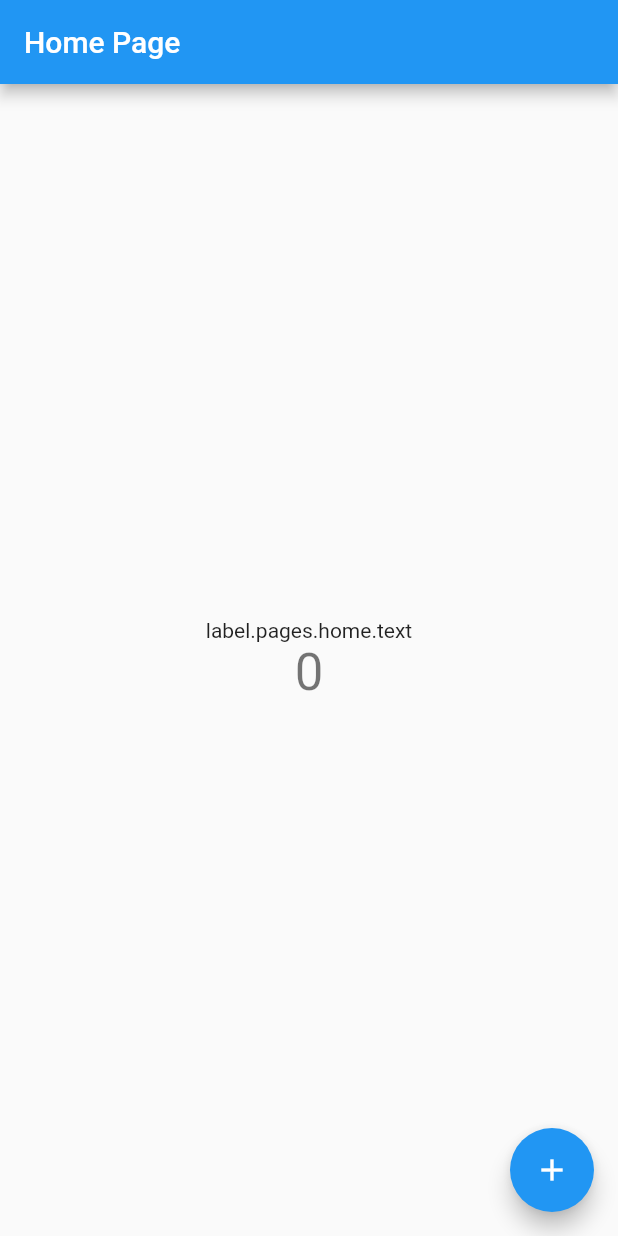
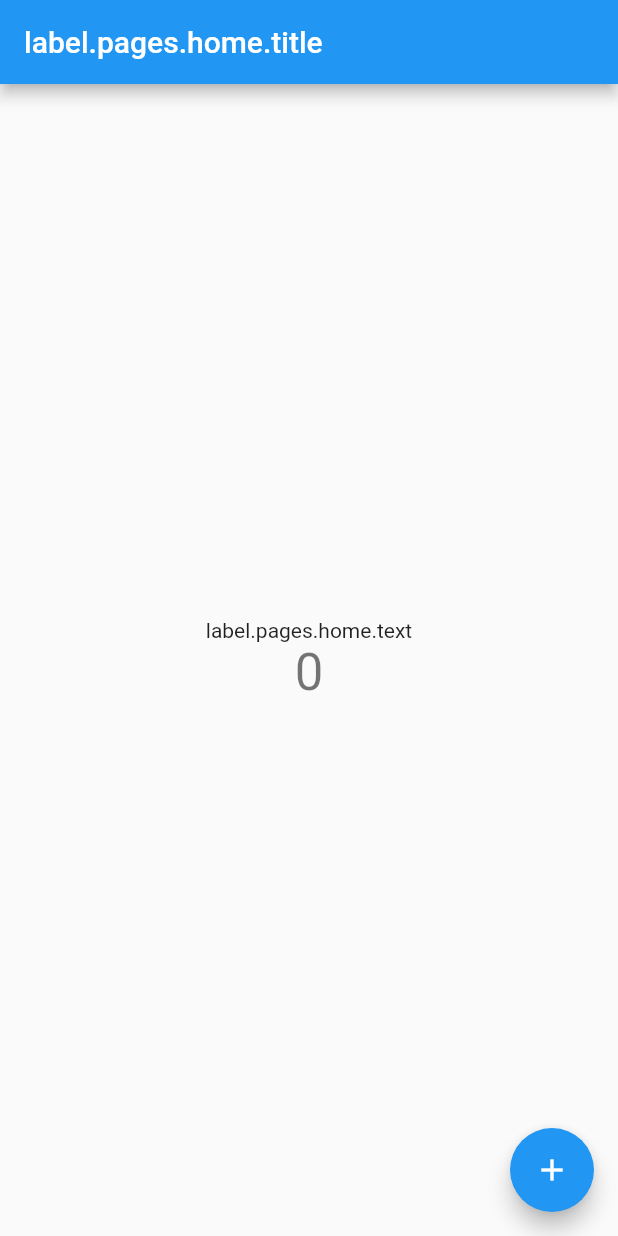
Before and after one commit to masfranzhuo/flutter_project_v0.1, a Flutter app: the screen it shows after launch, on a phone screen of 412 x 824 dp. Run offline on Flutter 3.47's test engine with Material 2 defaults, Android fonts, the phone set to English and light mode, and no system bars; our stand-ins replace bloc, dartz, dio, equatable, flutter_dotenv, flutter_i18n and 3 more.

Commit message:
fix home page title

```diff
--- a/lib/src/presentation/pages/home_page/home_page.dart
+++ b/lib/src/presentation/pages/home_page/home_page.dart
@@ -2,18 +2,7 @@ import 'package:flutter/material.dart';
 import 'package:flutter_i18n/flutter_i18n.dart';
 
 class HomePage extends StatefulWidget {
-  const HomePage({Key? key, required this.title}) : super(key: key);
-
-  // This widget is the home page of your application. It is stateful, meaning
-  // that it has a State object (defined below) that contains fields that affect
-  // how it looks.
-
-  // This class is the configuration for the state. It holds the values (in this
-  // case the title) provided by the parent (in this case the App widget) and
-  // used by the build method of the State. Fields in a Widget subclass are
-  // always marked "final".
-
-  final String title;
+  const HomePage({Key? key}) : super(key: key);
 
   @override
   State<HomePage> createState() => _MyHomePageState();
@@ -32,7 +21,7 @@ class _MyHomePageState extends State<HomePage> {
   Widget build(BuildContext context) {
     return Scaffold(
       appBar: AppBar(
-        title: Text(widget.title),
+        title: Text(FlutterI18n.translate(context, 'label.pages.home.title')),
       ),
       body: Center(
         child: Column(
--- a/lib/src/presentation/pages/main_page.dart
+++ b/lib/src/presentation/pages/main_page.dart
@@ -27,7 +27,7 @@ class MainPage extends StatelessWidget {
         Locale('en', 'US'),
         Locale('id', 'ID'),
       ],
-      home: const HomePage(title: 'Home Page'),
+      home: const HomePage(),
     );
   }
 }
```
